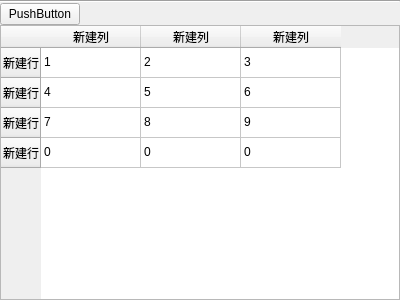
xhy2539/DBMS-Qt, file tableshow.ui: the form before one commit.
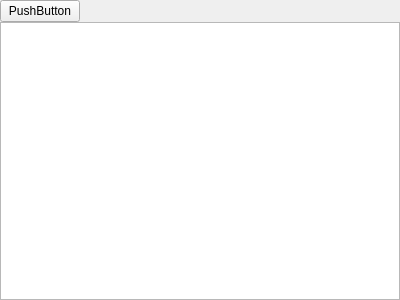
The form after the commit.

```diff
--- a/tableshow.ui
+++ b/tableshow.ui
@@ -29,13 +29,6 @@
    <property name="bottomMargin">
     <number>0</number>
    </property>
-   <item>
-    <widget class="Line" name="line">
-     <property name="orientation">
-      <enum>Qt::Orientation::Horizontal</enum>
-     </property>
-    </widget>
-   </item>
    <item>
     <layout class="QHBoxLayout" name="horizontalLayout_4">
      <property name="spacing">
@@ -65,101 +58,15 @@
    </item>
    <item>
     <widget class="QTableWidget" name="tableWidget">
-     <row>
-      <property name="text">
-       <string>新建行</string>
-      </property>
-     </row>
-     <row>
-      <property name="text">
-       <string>新建行</string>
-      </property>
-     </row>
-     <row>
-      <property name="text">
-       <string>新建行</string>
-      </property>
-     </row>
-     <row>
-      <property name="text">
-       <string>新建行</string>
-      </property>
-     </row>
-     <column>
-      <property name="text">
-       <string>新建列</string>
-      </property>
-     </column>
-     <column>
-      <property name="text">
-       <string>新建列</string>
-      </property>
-     </column>
-     <column>
-      <property name="text">
-       <string>新建列</string>
-      </property>
-     </column>
-     <item row="0" column="0">
-      <property name="text">
-       <string>1</string>
-      </property>
-     </item>
-     <item row="0" column="1">
-      <property name="text">
-       <string>2</string>
-      </property>
-     </item>
-     <item row="0" column="2">
-      <property name="text">
-       <string>3</string>
-      </property>
-     </item>
-     <item row="1" column="0">
-      <property name="text">
-       <string>4</string>
-      </property>
-     </item>
-     <item row="1" column="1">
-      <property name="text">
-       <string>5</string>
-      </property>
-     </item>
-     <item row="1" column="2">
-      <property name="text">
-       <string>6</string>
-      </property>
-     </item>
-     <item row="2" column="0">
-      <property name="text">
-       <string>7</string>
-      </property>
-     </item>
-     <item row="2" column="1">
-      <property name="text">
-       <string>8</string>
-      </property>
-     </item>
-     <item row="2" column="2">
-      <property name="text">
-       <string>9</string>
-      </property>
-     </item>
-     <item row="3" column="0">
-      <property name="text">
-       <string>0</string>
-      </property>
-     </item>
-     <item row="3" column="1">
-      <property name="text">
-       <string>0</string>
-      </property>
-     </item>
-     <item row="3" column="2">
-      <property name="text">
-       <string>0</string>
-      </property>
-     </item>
+     <property name="sizeAdjustPolicy">
+      <enum>QAbstractScrollArea::SizeAdjustPolicy::AdjustIgnored</enum>
+     </property>
+     <attribute name="horizontalHeaderVisible">
+      <bool>false</bool>
+     </attribute>
+     <attribute name="verticalHeaderVisible">
+      <bool>false</bool>
+     </attribute>
     </widget>
    </item>
   </layout>
```
